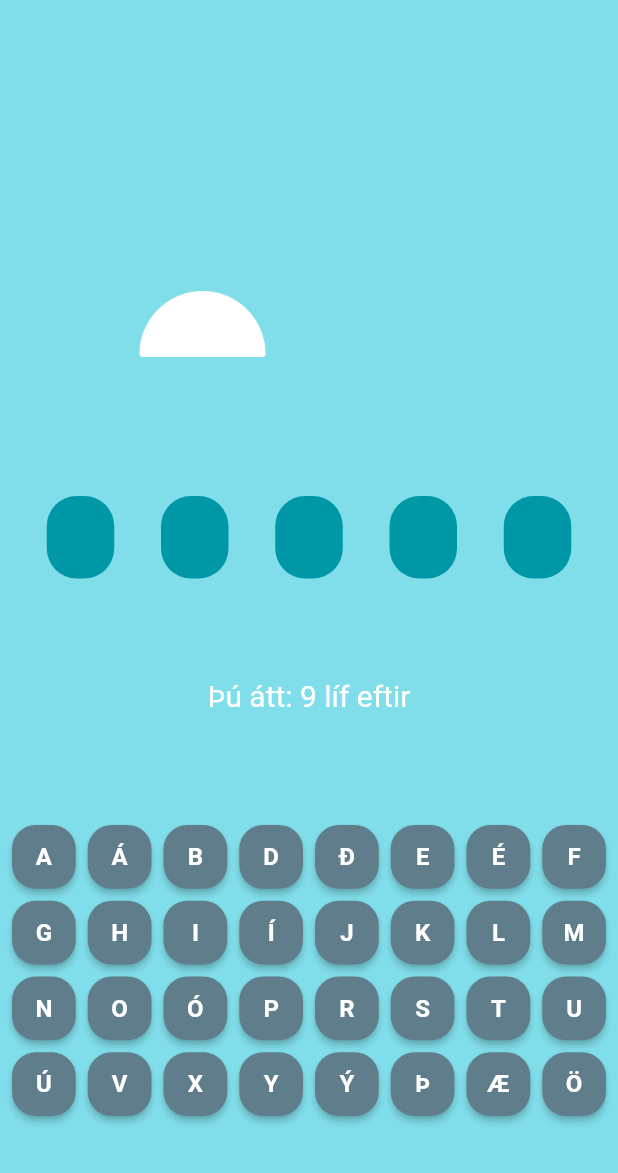
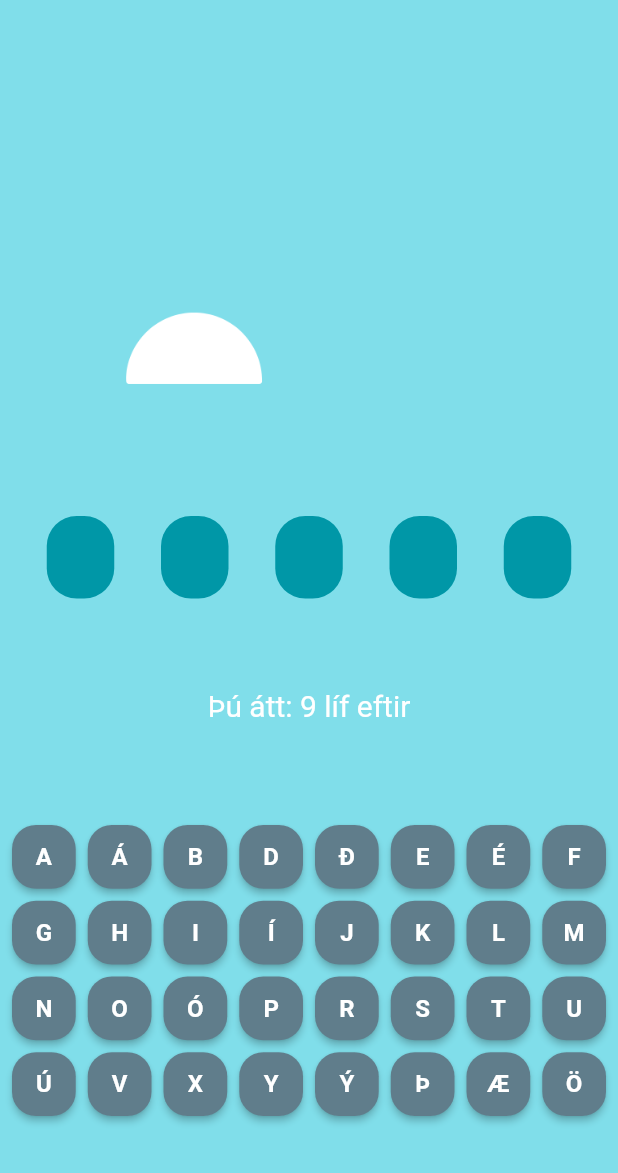
Before and after one commit to indianaea/hangman_game, a Flutter app: the GameScreen screen opened by its route, on a phone screen of 412 x 824 dp, the part 63-1236 px from its top. Run offline on Flutter 3.47's test engine with Material 2 defaults, Android fonts, the phone set to English and light mode, and no system bars.

Commit message:
minor breyting

```diff
--- a/lib/widgets/hangman_photo.dart
+++ b/lib/widgets/hangman_photo.dart
@@ -7,8 +7,8 @@ Widget hangmanPhoto(bool visible, String path){
   return Visibility(
       visible: visible,
       child: Container(
-        width: 250,
-        height: 250,
+        width: 270,
+        height: 270,
         child: Image.asset(path),
       )
   );
```
